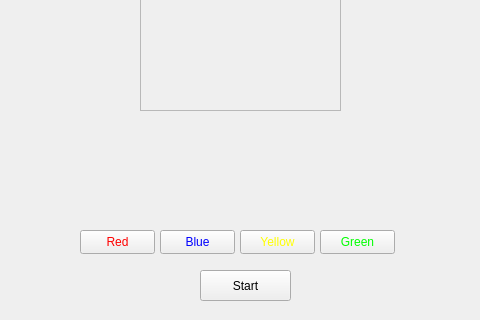
1Creech12/NeuroBoost, file Module_2/game_memory/gamewidget.ui: the form before one commit; both pictures show x 110 to 590 and y 280 to 600 of the 800 by 600 pixel window.
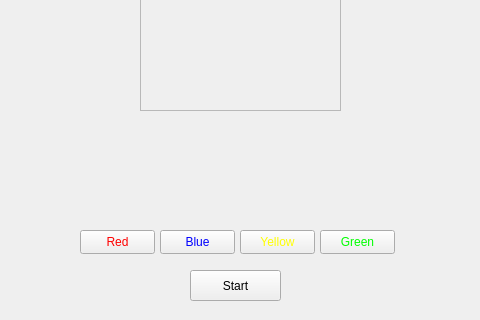
The form after the commit.

Commit message: Я это сделал я

What changed in the file:
```diff
--- a/Module_2/game_memory/gamewidget.ui
+++ b/Module_2/game_memory/gamewidget.ui
@@ -125,7 +125,7 @@
   <widget class="QPushButton" name="startButton">
    <property name="geometry">
     <rect>
-     <x>310</x>
+     <x>300</x>
      <y>550</y>
      <width>91</width>
      <height>31</height>
```
